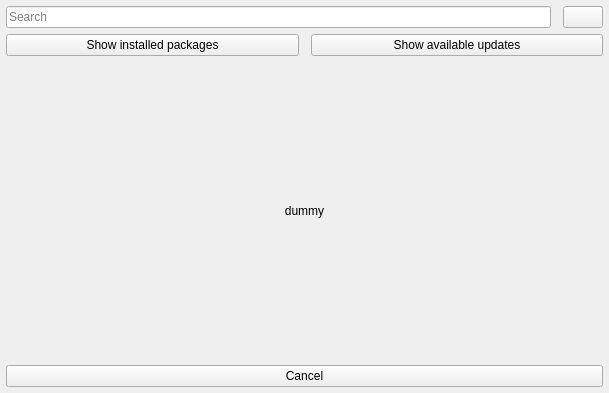
First picture: the form in qtpip/data/pipwidget.ui, repository open-cogsci/python-qtpip, before the edit.
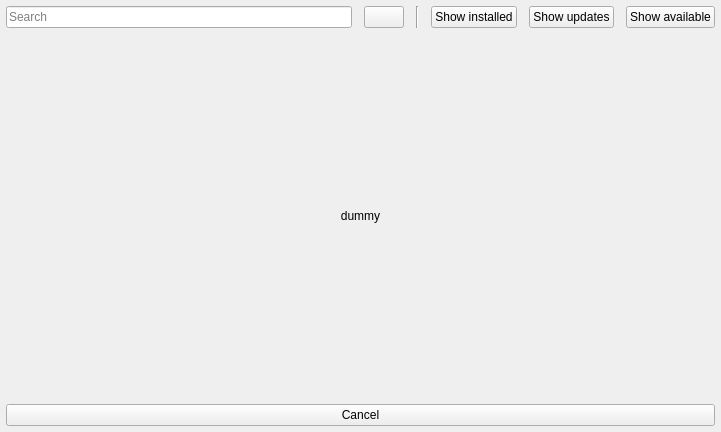
Second picture: the form after the edit. Icons and pictures are not drawn.

```diff
--- a/qtpip/data/pipwidget.ui
+++ b/qtpip/data/pipwidget.ui
@@ -6,8 +6,8 @@
    <rect>
     <x>0</x>
     <y>0</y>
-    <width>609</width>
-    <height>393</height>
+    <width>721</width>
+    <height>432</height>
    </rect>
   </property>
   <property name="windowTitle">
@@ -18,8 +18,8 @@
     <number>6</number>
    </property>
    <item>
-    <widget class="QWidget" name="widget" native="true">
-     <layout class="QHBoxLayout" name="horizontalLayout">
+    <widget class="QWidget" name="widget_controls" native="true">
+     <layout class="QHBoxLayout" name="horizontalLayout_2">
       <property name="spacing">
        <number>12</number>
       </property>
@@ -45,22 +45,17 @@
         </property>
        </widget>
       </item>
-     </layout>
-    </widget>
-   </item>
-   <item>
-    <widget class="QWidget" name="widget_2" native="true">
-     <layout class="QHBoxLayout" name="horizontalLayout_2">
-      <property name="spacing">
-       <number>12</number>
-      </property>
-      <property name="margin">
-       <number>0</number>
-      </property>
+      <item>
+       <widget class="Line" name="line">
+        <property name="orientation">
+         <enum>Qt::Vertical</enum>
+        </property>
+       </widget>
+      </item>
       <item>
        <widget class="QPushButton" name="button_show_installed">
         <property name="text">
-         <string>Show installed packages</string>
+         <string>Show installed</string>
         </property>
         <property name="icon">
          <iconset theme="system-software-install">
@@ -72,7 +67,7 @@
       <item>
        <widget class="QPushButton" name="button_show_updates">
         <property name="text">
-         <string>Show available updates</string>
+         <string>Show updates</string>
         </property>
         <property name="icon">
          <iconset theme="software-update-available">
@@ -81,6 +76,16 @@
         </property>
        </widget>
       </item>
+      <item>
+       <widget class="QPushButton" name="button_show_available">
+        <property name="text">
+         <string>Show available</string>
+        </property>
+        <property name="icon">
+         <iconset theme="system-software-install"/>
+        </property>
+       </widget>
+      </item>
      </layout>
     </widget>
    </item>
```
Left out of the diff: 6 changed lines with no effect on the pictures.
